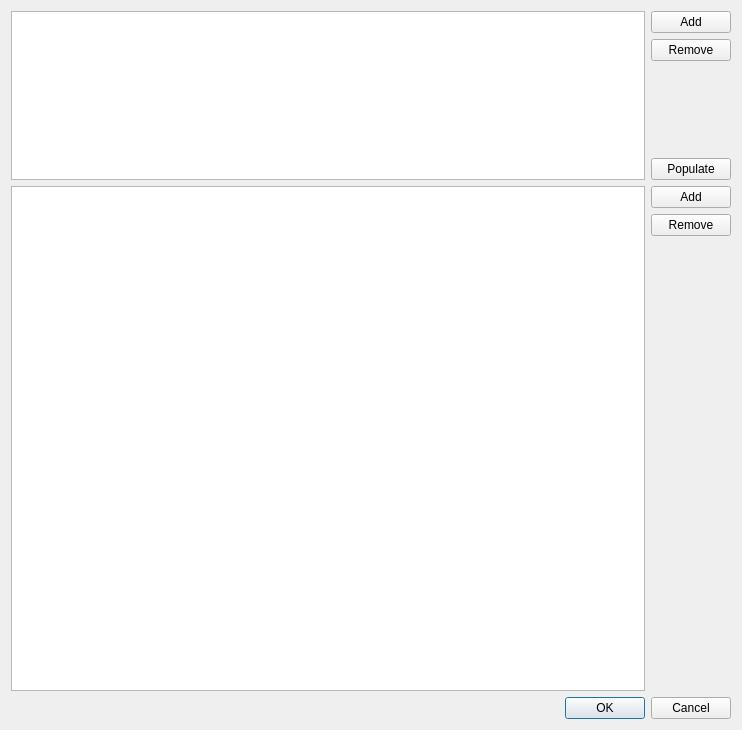
Above: ui/settings_dialog.ui from camptocamp/QGIS-DimensionsSelector before the change. Below: the same form after it.
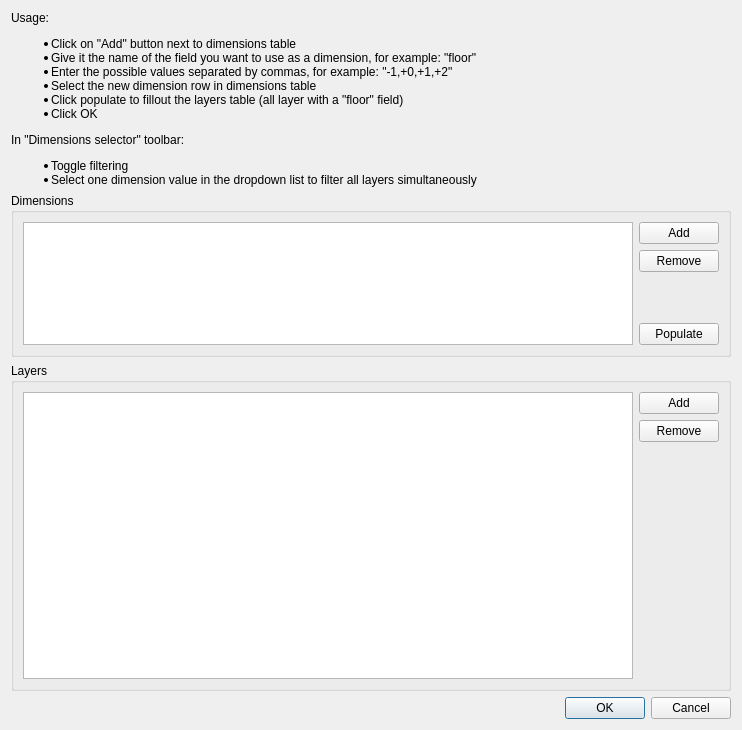
That is the form after the change.

Commit message: Add documentation in settings dialog

What changed in the file:
```diff
--- a/ui/settings_dialog.ui
+++ b/ui/settings_dialog.ui
@@ -13,7 +13,34 @@
   <property name="windowTitle">
    <string>Dimensions Selector Settings</string>
   </property>
-  <layout class="QVBoxLayout" name="verticalLayout" stretch="1,3,0">
+  <layout class="QVBoxLayout" name="verticalLayout" stretch="0,1,2,0">
+   <item>
+    <widget class="QLabel" name="label">
+     <property name="text">
+      <string>&lt;html&gt;&lt;head/&gt;&lt;body&gt;&lt;p&gt;Usage:&lt;/p&gt;
+&lt;ul&gt;
+&lt;li&gt;Click on &quot;Add&quot; button next to dimensions table&lt;/li&gt;
+&lt;li&gt;Give it the name of the field you want to use as a dimension, for example: &quot;floor&quot;&lt;/li&gt;
+&lt;li&gt;Enter the possible values separated by commas, for example: &quot;-1,+0,+1,+2&quot;&lt;/li&gt;
+&lt;li&gt;Select the new dimension row in dimensions table&lt;/li&gt;
+&lt;li&gt;Click populate to fillout the layers table (all layer with a &quot;floor&quot; field)&lt;/li&gt;
+&lt;li&gt;Click OK&lt;/li&gt;
+&lt;/ul&gt;
+&lt;p&gt;In &amp;quot;Dimensions selector&amp;quot; toolbar:&lt;/p&gt;
+&lt;ul&gt;
+&lt;li&gt;Toggle filtering&lt;/li&gt;
+&lt;li&gt;Select one dimension value in the dropdown list to filter all layers simultaneously&lt;/li&gt;
+&lt;/ul&gt;
+&lt;/body&gt;&lt;/html&gt;</string>
+     </property>
+    </widget>
+   </item>
+   <item>
+    <widget class="QGroupBox" name="dimensionsGroupBox">
+     <property name="title">
+      <string>Dimensions</string>
+     </property>
+     <layout class="QVBoxLayout" name="verticalLayout_2">
    <item>
     <layout class="QHBoxLayout" name="horizontalLayout">
      <item>
@@ -59,6 +86,15 @@
      </item>
     </layout>
    </item>
+     </layout>
+    </widget>
+   </item>
+   <item>
+    <widget class="QGroupBox" name="layersGroupBox">
+     <property name="title">
+      <string>Layers</string>
+     </property>
+     <layout class="QVBoxLayout" name="verticalLayout_5">
    <item>
     <layout class="QHBoxLayout" name="horizontalLayout_2">
      <item>
@@ -96,6 +132,9 @@
       </layout>
      </item>
     </layout>
+      </item>
+     </layout>
+    </widget>
    </item>
    <item>
     <widget class="QDialogButtonBox" name="button_box">
```
Lines whose indentation alone changed are shown as unchanged. The commit also changes 1 other file.
